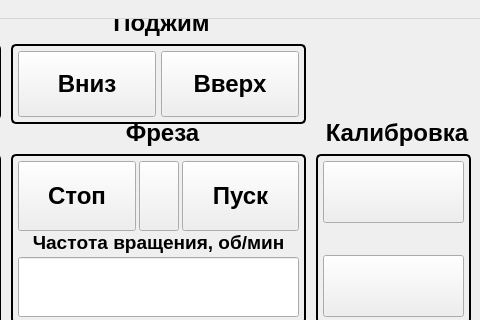
Qt form mainwindow.ui (Wooferpenza/HMI) before a commit; both pictures show x 544 to 1024 and y 0 to 320 of the 1024 by 768 pixel window.
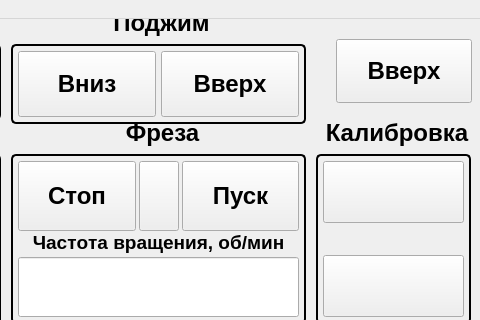
The same form after that commit. Custom widgets are drawn as their Qt base class.

```diff
--- a/mainwindow.ui
+++ b/mainwindow.ui
@@ -2779,6 +2779,37 @@
            </item>
           </layout>
          </widget>
+         <widget class="MomentaryButton" name="clumpUpButton_2">
+          <property name="geometry">
+           <rect>
+            <x>785</x>
+            <y>20</y>
+            <width>136</width>
+            <height>64</height>
+           </rect>
+          </property>
+          <property name="sizePolicy">
+           <sizepolicy hsizetype="Minimum" vsizetype="Preferred">
+            <horstretch>0</horstretch>
+            <verstretch>0</verstretch>
+           </sizepolicy>
+          </property>
+          <property name="font">
+           <font>
+            <pointsize>18</pointsize>
+            <bold>true</bold>
+           </font>
+          </property>
+          <property name="focusPolicy">
+           <enum>Qt::FocusPolicy::NoFocus</enum>
+          </property>
+          <property name="text">
+           <string>Вверх</string>
+          </property>
+          <property name="writeAddress" stdset="0">
+           <string>D0.3</string>
+          </property>
+         </widget>
         </widget>
         <widget class="QWidget" name="pageJournal">
          <widget class="QWidget" name="layoutWidget">
```
